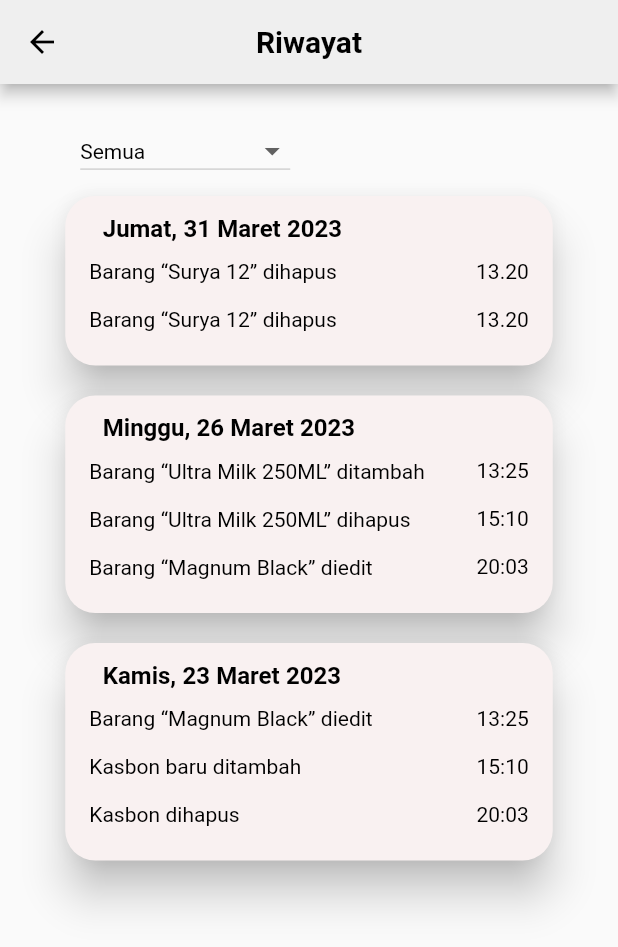
After one commit to gebyginting/Sakura-App, a Flutter app: the HistoryPage screen opened directly, on a phone screen of 412 x 824 dp. The commit adds this screen. Shown: the top 947 px of the screen. Run offline on Flutter 3.47's test engine with Material 2 defaults, Android fonts, the phone set to English and light mode, and no system bars; drawn by our look-alikes of dropdown_button2; our stand-ins replace google_fonts.

Commit message:
desain halaman history, detail kasbon, ganti pw dari profile, dan tambah beberapa kelas provider.

```diff
--- a/sakura_app/lib/main.dart
+++ b/sakura_app/lib/main.dart
@@ -7,6 +7,7 @@ void main() {
   runApp(MultiProvider(
     providers: [
       ChangeNotifierProvider(create: (_) => AllBarang()),
+      ChangeNotifierProvider(create: (_) => HistoryFilter()),
     ],
     child: const MyApp(),
   ));
--- a/sakura_app/lib/provider/myProvider.dart
+++ b/sakura_app/lib/provider/myProvider.dart
@@ -92,3 +92,23 @@ class AllBarang extends ChangeNotifier {
     notifyListeners();
   }
 }
+
+class HistoryFilter extends ChangeNotifier {
+  final List<String> _historyFilter = [
+    "Semua",
+    "Hari ini",
+    "Kemarin",
+    "7 hari terakhir",
+    "30 hari terakhir",
+  ];
+
+  List<String> get historyFilter => _historyFilter.toList();
+
+  String? _selectedValue = "Semua";
+
+  String? get selectedValue => _selectedValue;
+  set selectedValue(val) {
+    _selectedValue = val;
+    notifyListeners();
+  }
+}
--- /dev/null
+++ b/sakura_app/lib/reusableWidgets/myAppbar.dart
@@ -0,0 +1,31 @@
+import 'package:flutter/material.dart';
+import 'package:google_fonts/google_fonts.dart';
+
+class MyAppBar extends StatelessWidget implements PreferredSizeWidget {
+  const MyAppBar({required this.title});
+  final String title;
+
+  @override
+  Widget build(BuildContext context) {
+    final myHeight = MediaQuery.of(context).size.height;
+    return AppBar(
+      iconTheme: IconThemeData(
+        color: Colors.black, // <-- SEE HERE
+      ),
+      title: Text(
+        title,
+        style: GoogleFonts.notoSansThai(
+          fontSize: 20,
+          fontWeight: FontWeight.bold,
+          color: Colors.black,
+        ),
+      ),
+      centerTitle: true,
+      toolbarHeight: myHeight * 0.09,
+      backgroundColor: Color.fromRGBO(239, 239, 239, 1),
+    );
+  }
+
+  @override
+  Size get preferredSize => Size.fromHeight(kToolbarHeight);
+}
--- /dev/null
+++ b/sakura_app/lib/widgets/history.dart
@@ -0,0 +1,241 @@
+import 'package:dropdown_button2/dropdown_button2.dart';
+import 'package:flutter/material.dart';
+import 'package:flutter/src/widgets/framework.dart';
+import 'package:google_fonts/google_fonts.dart';
+import 'package:provider/provider.dart';
+import 'package:sakura_app/provider/myProvider.dart';
+
+import '../reusableWidgets/myAppbar.dart';
+
+class HistoryPage extends StatefulWidget {
+  const HistoryPage({super.key});
+
+  @override
+  State<HistoryPage> createState() => _HistoryPageState();
+}
+
+class _HistoryPageState extends State<HistoryPage> {
+  int _selectedIndex = 0;
+
+  void _onItemTapped(int index) {
+    setState(() {
+      _selectedIndex = index;
+    });
+  }
+
+  var tanggal = GoogleFonts.notoSansThai(
+      fontSize: 16.0, fontWeight: FontWeight.bold, color: Colors.black);
+  var isian = GoogleFonts.notoSansThai(
+    fontSize: 14.0,
+    fontWeight: FontWeight.normal,
+    color: Color.fromRGBO(0, 0, 0, 1),
+  );
+
+  String? _selectedFilterValue;
+  @override
+  Widget build(BuildContext context) {
+    final myHeight = MediaQuery.of(context).size.height;
+
+    var filter = Provider.of<HistoryFilter>(context);
+    // var cards = Provider.of<HistoryList>(context);
+
+    List<Widget> filterCards = [];
+    return Scaffold(
+      appBar: MyAppBar(title: 'Riwayat'),
+      body: Center(
+        child: Column(
+          crossAxisAlignment: CrossAxisAlignment.start,
+          children: [
+            Padding(
+              padding: EdgeInsets.only(top: myHeight * 0.03, left: 10),
+              child: DropdownButton2<String>(
+                value: filter.selectedValue,
+                style:
+                    TextStyle(fontWeight: FontWeight.bold, color: Colors.black),
+                alignment: Alignment.centerLeft,
+                items: List.generate(
+                    filter.historyFilter.length,
+                    (index) => DropdownMenuItem(
+                        value: filter.historyFilter[index],
+                        child: Text(
+                          filter.historyFilter[index],
+                          style: TextStyle(fontWeight: FontWeight.normal),
+                        ))),
+                onChanged: (value) {
+                  filter.selectedValue = value;
+                },
+                buttonStyleData: const ButtonStyleData(
+                  height: 40,
+                  width: 140,
+                ),
+                menuItemStyleData: const MenuItemStyleData(
+                  height: 30,
+                ),
+              ),
+            ),
+            Card(
+              margin: EdgeInsetsDirectional.only(top: 10),
+              shape: RoundedRectangleBorder(
+                borderRadius: BorderRadius.circular(20),
+              ),
+              color: Color.fromRGBO(249, 241, 241, 1),
+              elevation: 12,
+              child: IntrinsicHeight(
+                child: SizedBox(
+                  width: 325,
+                  child: Padding(
+                    padding: const EdgeInsets.only(bottom: 15),
+                    child: Column(
+                      crossAxisAlignment: CrossAxisAlignment.stretch,
+                      children: [
+                        Padding(
+                          padding: const EdgeInsets.only(
+                              left: 25, bottom: 2, top: 10),
+                          child: Text('Jumat, 31 Maret 2023', style: tanggal),
+                        ),
+                        ListTile(
+                          leading:
+                              Text('Barang “Surya 12” dihapus', style: isian),
+                          trailing: Text(
+                            '13.20',
+                            style: isian,
+                          ),
+                          visualDensity:
+                              VisualDensity(horizontal: 0, vertical: -4),
+                          dense: true,
+                        ),
+                        ListTile(
+                          leading:
+                              Text('Barang “Surya 12” dihapus', style: isian),
+                          trailing: Text(
+                            '13.20',
+                            style: isian,
+                          ),
+                          visualDensity:
+                              VisualDensity(horizontal: 0, vertical: -4),
+                          dense: true,
+                        ),
+                      ],
+                    ),
+                  ),
+                ),
+              ),
+            ),
+            Card(
+              margin: EdgeInsetsDirectional.only(top: 20),
+              shape: RoundedRectangleBorder(
+                borderRadius: BorderRadius.circular(20),
+              ),
+              color: Color.fromRGBO(249, 241, 241, 1),
+              elevation: 12,
+              child: SizedBox(
+                width: 325,
+                child: Padding(
+                  padding: const EdgeInsets.only(bottom: 15),
+                  child: Column(
+                    crossAxisAlignment: CrossAxisAlignment.stretch,
+                    children: [
+                      Padding(
+                        padding:
+                            const EdgeInsets.only(left: 25, bottom: 2, top: 10),
+                        child: Text('Minggu, 26 Maret 2023', style: tanggal),
+                      ),
+                      ListTile(
+                        leading: Text('Barang “Ultra Milk 250ML” ditambah',
+                            style: isian),
+                        trailing: Text(
+                          '13:25',
+                          style: isian,
+                        ),
+                        visualDensity:
+                            VisualDensity(horizontal: 0, vertical: -4),
+                        dense: true,
+                      ),
+                      ListTile(
+                        leading: Text('Barang “Ultra Milk 250ML” dihapus',
+                            style: isian),
+                        trailing: Text(
+                          '15:10',
+                          style: isian,
+                        ),
+                        visualDensity:
+                            VisualDensity(horizontal: 0, vertical: -4),
+                        dense: true,
+                      ),
+                      ListTile(
+                        leading:
+                            Text('Barang “Magnum Black” diedit', style: isian),
+                        trailing: Text(
+                          '20:03',
+                          style: isian,
+                        ),
+                        visualDensity:
+                            VisualDensity(horizontal: 0, vertical: -4),
+                        dense: true,
+                      ),
+                    ],
+                  ),
+                ),
+              ),
+            ),
+            Card(
+              margin: EdgeInsetsDirectional.only(top: 20),
+              shape: RoundedRectangleBorder(
+                borderRadius: BorderRadius.circular(20),
+              ),
+              color: Color.fromRGBO(249, 241, 241, 1),
+              elevation: 12,
+              child: SizedBox(
+                width: 325,
+                child: Padding(
+                  padding: const EdgeInsets.only(bottom: 15),
+                  child: Column(
+                    crossAxisAlignment: CrossAxisAlignment.stretch,
+                    children: [
+                      Padding(
+                        padding:
+                            const EdgeInsets.only(left: 25, bottom: 2, top: 10),
+                        child: Text('Kamis, 23 Maret 2023', style: tanggal),
+                      ),
+                      ListTile(
+                        leading:
+                            Text('Barang “Magnum Black” diedit', style: isian),
+                        trailing: Text(
+                          '13:25',
+                          style: isian,
+                        ),
+                        visualDensity:
+                            VisualDensity(horizontal: 0, vertical: -4),
+                        dense: true,
+                      ),
+                      ListTile(
+                        leading: Text('Kasbon baru ditambah', style: isian),
+                        trailing: Text(
+                          '15:10',
+                          style: isian,
+                        ),
+                        visualDensity:
+                            VisualDensity(horizontal: 0, vertical: -4),
+                        dense: true,
+                      ),
+                      ListTile(
+                        leading: Text('Kasbon dihapus', style: isian),
+                        trailing: Text(
+                          '20:03',
+                          style: isian,
+                        ),
+                        visualDensity:
+                            VisualDensity(horizontal: 0, vertical: -4),
+                        dense: true,
+                      ),
+                    ],
+                  ),
+                ),
+              ),
+            ),
+          ],
+        ),
+      ),
+    );
+  }
+}
--- a/sakura_app/pubspec.yaml
+++ b/sakura_app/pubspec.yaml
@@ -33,6 +33,7 @@ dependencies:
     sdk: flutter
   provider: ^6.0.5
   google_fonts: ^4.0.3
+  dropdown_button2: ^2.1.3
   intl: ^0.18.1
 
 dev_dependencies:
```
Also changed, not shown: sakura_app/lib/widgets/changePwProfile.dart (added, +193 -0 lines), sakura_app/lib/widgets/detailKasbon.dart (added, +180 -0 lines), sakura_app/pubspec.lock.
